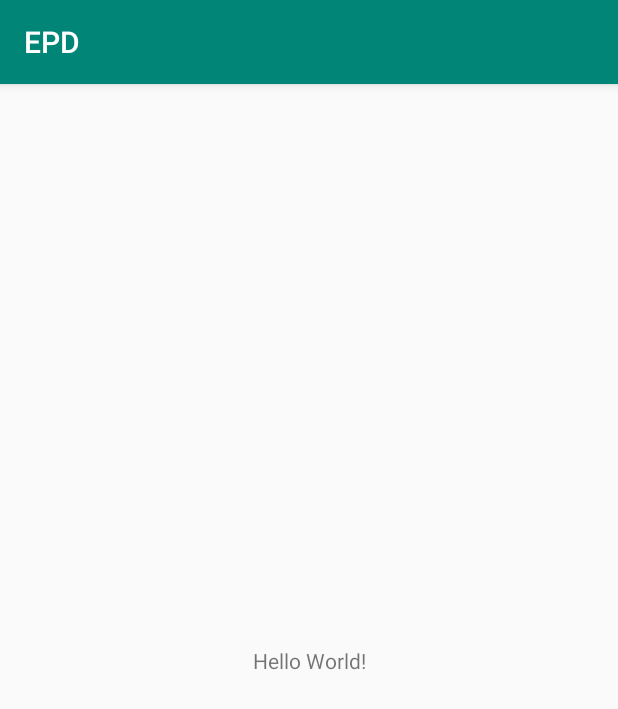
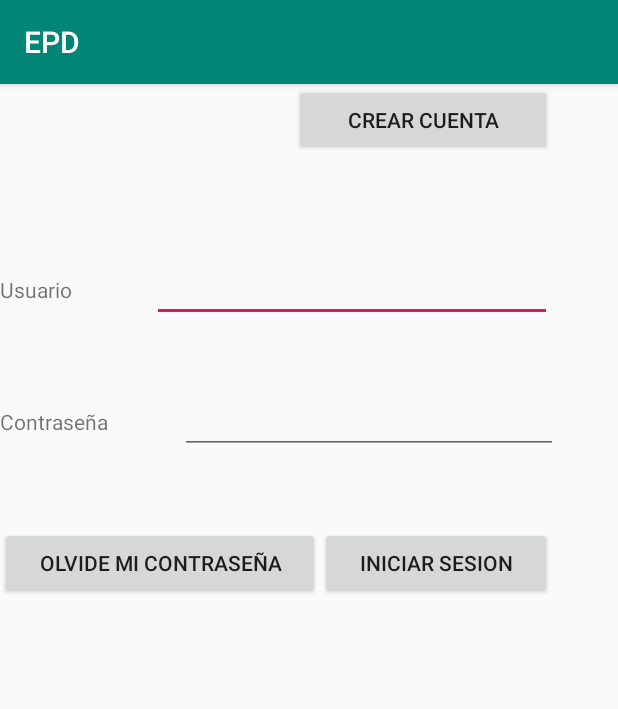
Before and after one commit to JoseFelixGomezOrdaz/EPD, an Android app: the screen it shows after launch (MainActivity), on a phone screen of 412 x 824 dp. Shown: the top 709 px of the screen. Run offline under Robolectric (Android 15) with nearby library versions, the phone set to English and light mode, and no system bars.

Commit message:
Diseño de login listo

```diff
--- a/app/src/main/AndroidManifest.xml
+++ b/app/src/main/AndroidManifest.xml
@@ -1,6 +1,6 @@
 <?xml version="1.0" encoding="utf-8"?>
 <manifest xmlns:android="http://schemas.android.com/apk/res/android"
-    package="com.example.josefelix.epd" >
+    package="com.example.josefelix.epd">
 
     <application
         android:allowBackup="true"
@@ -8,8 +8,8 @@
         android:label="@string/app_name"
         android:roundIcon="@mipmap/ic_launcher_round"
         android:supportsRtl="true"
-        android:theme="@style/AppTheme" >
-        <activity android:name=".MainActivity" >
+        android:theme="@style/AppTheme">
+        <activity android:name=".MainActivity">
             <intent-filter>
                 <action android:name="android.intent.action.MAIN" />
 
--- a/app/src/main/res/layout/activity_main.xml
+++ b/app/src/main/res/layout/activity_main.xml
@@ -1,19 +1,102 @@
 <?xml version="1.0" encoding="utf-8"?>
-<android.support.constraint.ConstraintLayout
-    xmlns:android="http://schemas.android.com/apk/res/android"
+<android.support.constraint.ConstraintLayout xmlns:android="http://schemas.android.com/apk/res/android"
+    xmlns:app="http://schemas.android.com/apk/res-auto"
     xmlns:tools="http://schemas.android.com/tools"
-    xmlns:app="http://schemas.android.com/apk/res-auto"
     android:layout_width="match_parent"
     android:layout_height="match_parent"
     tools:context=".MainActivity">
 
-    <TextView
-        android:layout_width="wrap_content"
-        android:layout_height="wrap_content"
-        android:text="Hello World!"
-        app:layout_constraintBottom_toBottomOf="parent"
-        app:layout_constraintLeft_toLeftOf="parent"
-        app:layout_constraintRight_toRightOf="parent"
-        app:layout_constraintTop_toTopOf="parent" />
+    <LinearLayout
+        android:layout_width="368dp"
+        android:layout_height="495dp"
+        android:orientation="vertical"
+        tools:layout_editor_absoluteX="8dp"
+        tools:layout_editor_absoluteY="8dp">
 
+        <LinearLayout
+            android:layout_width="match_parent"
+            android:layout_height="113dp"
+            android:orientation="horizontal">
+
+            <LinearLayout
+                android:layout_width="196dp"
+                android:layout_height="match_parent"
+                android:orientation="vertical"></LinearLayout>
+
+            <LinearLayout
+                android:layout_width="match_parent"
+                android:layout_height="match_parent"
+                android:orientation="horizontal">
+
+                <Button
+                    android:id="@+id/btn_crear_cuenta"
+                    android:layout_width="wrap_content"
+                    android:layout_height="wrap_content"
+                    android:layout_weight="1"
+                    android:text="Crear cuenta" />
+            </LinearLayout>
+        </LinearLayout>
+
+        <LinearLayout
+            android:layout_width="match_parent"
+            android:layout_height="88dp"
+            android:orientation="horizontal">
+
+            <TextView
+                android:id="@+id/tv_usuario"
+                android:layout_width="wrap_content"
+                android:layout_height="wrap_content"
+                android:layout_weight="1"
+                android:text="Usuario" />
+
+            <EditText
+                android:id="@+id/et_usuario"
+                android:layout_width="wrap_content"
+                android:layout_height="wrap_content"
+                android:layout_weight="1"
+                android:ems="10"
+                android:inputType="textPassword" />
+        </LinearLayout>
+
+        <LinearLayout
+            android:layout_width="382dp"
+            android:layout_height="94dp"
+            android:orientation="horizontal">
+
+            <TextView
+                android:id="@+id/tv_contraseña"
+                android:layout_width="wrap_content"
+                android:layout_height="wrap_content"
+                android:layout_weight="1"
+                android:text="Contraseña" />
+
+            <EditText
+                android:id="@+id/et_contraseña"
+                android:layout_width="wrap_content"
+                android:layout_height="wrap_content"
+                android:layout_weight="1"
+                android:ems="10"
+                android:inputType="textPassword" />
+        </LinearLayout>
+
+        <LinearLayout
+            android:layout_width="match_parent"
+            android:layout_height="match_parent"
+            android:orientation="horizontal">
+
+            <Button
+                android:id="@+id/button2"
+                android:layout_width="wrap_content"
+                android:layout_height="wrap_content"
+                android:layout_weight="1"
+                android:text="Olvide mi contraseña" />
+
+            <Button
+                android:id="@+id/btn_iniciar"
+                android:layout_width="wrap_content"
+                android:layout_height="wrap_content"
+                android:layout_weight="1"
+                android:text="Iniciar sesion" />
+        </LinearLayout>
+    </LinearLayout>
 </android.support.constraint.ConstraintLayout>
--- a/app/src/main/res/mipmap-anydpi-v26/ic_launcher.xml
+++ b/app/src/main/res/mipmap-anydpi-v26/ic_launcher.xml
@@ -1,5 +1,5 @@
 <?xml version="1.0" encoding="utf-8"?>
 <adaptive-icon xmlns:android="http://schemas.android.com/apk/res/android">
-    <background android:drawable="@drawable/ic_launcher_background"/>
-    <foreground android:drawable="@drawable/ic_launcher_foreground"/>
+    <background android:drawable="@drawable/ic_launcher_background" />
+    <foreground android:drawable="@drawable/ic_launcher_foreground" />
 </adaptive-icon>
--- a/app/src/main/res/mipmap-anydpi-v26/ic_launcher_round.xml
+++ b/app/src/main/res/mipmap-anydpi-v26/ic_launcher_round.xml
@@ -1,5 +1,5 @@
 <?xml version="1.0" encoding="utf-8"?>
 <adaptive-icon xmlns:android="http://schemas.android.com/apk/res/android">
-    <background android:drawable="@drawable/ic_launcher_background"/>
-    <foreground android:drawable="@drawable/ic_launcher_foreground"/>
+    <background android:drawable="@drawable/ic_launcher_background" />
+    <foreground android:drawable="@drawable/ic_launcher_foreground" />
 </adaptive-icon>
--- a/gradle.properties
+++ b/gradle.properties
@@ -1,16 +1,12 @@
 # Project-wide Gradle settings.
-
 # IDE (e.g. Android Studio) users:
 # Gradle settings configured through the IDE *will override*
 # any settings specified in this file.
-
 # For more details on how to configure your build environment visit
 # http://www.gradle.org/docs/current/userguide/build_environment.html
-
 # Specifies the JVM arguments used for the daemon process.
 # The setting is particularly useful for tweaking memory settings.
 org.gradle.jvmargs=-Xmx1536m
-
 # When configured, Gradle will run in incubating parallel mode.
 # This option should only be used with decoupled projects. More details, visit
 # http://www.gradle.org/docs/current/userguide/multi_project_builds.html#sec:decoupled_projects
```
Also changed, not shown: app/src/main/res/drawable-v24/ic_launcher_foreground.xml (+6 -6 lines), app/src/main/res/drawable/ic_launcher_background.xml (+166 -70 lines).
